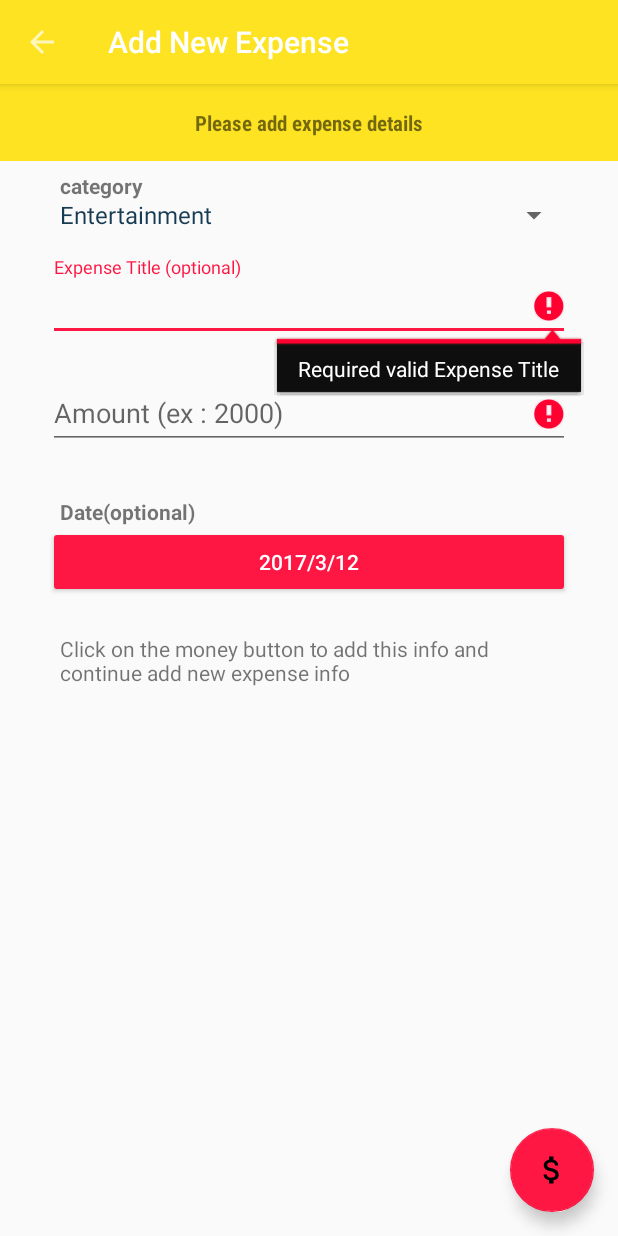
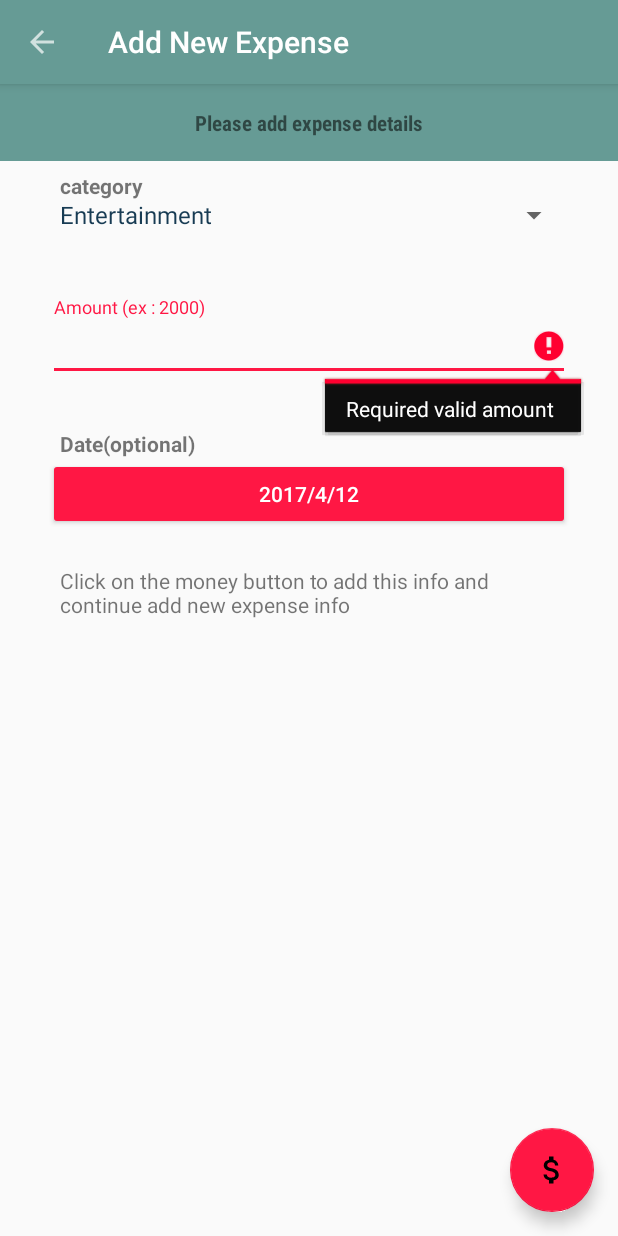
Before and after one commit to harshkhare93/CashTrack-Project-work, an Android app: the AddExpenseActivity screen opened directly, with no data from a screen before it, after a tap on an icon or button, on a phone screen of 412 x 824 dp. Run offline under Robolectric (Android 15) with nearby library versions, the phone set to English and light mode, and no system bars; 1 statement that could not run was skipped.

Commit message:
Completed Calendar

```diff
--- a/app/src/main/java/trainedge/cashtrack/AddExpenseActivity.java
+++ b/app/src/main/java/trainedge/cashtrack/AddExpenseActivity.java
@@ -10,6 +10,7 @@ import android.support.v7.app.AppCompatActivity;
 import android.support.v7.widget.Toolbar;
 import android.view.View;
 import android.view.animation.AccelerateInterpolator;
+import android.widget.AdapterView;
 import android.widget.Button;
 import android.widget.DatePicker;
 import android.widget.EditText;
@@ -17,6 +18,8 @@ import android.widget.Spinner;
 import android.widget.Toast;
 
 import java.util.Calendar;
+
+import static android.view.View.GONE;
 
 public class AddExpenseActivity extends AppCompatActivity {
 
@@ -27,6 +30,10 @@ public class AddExpenseActivity extends AppCompatActivity {
     private ExpenseDatabaseAdapter dbAdapter;
     private boolean error;
     private FloatingActionButton fab;
+    private int year;
+    private int month;
+    private int dayOfMonth;
+    private boolean customDate = false;
 
     @Override
     protected void onCreate(Bundle savedInstanceState) {
@@ -41,7 +48,11 @@ public class AddExpenseActivity extends AppCompatActivity {
         fab.setOnClickListener(new View.OnClickListener() {
             @Override
             public void onClick(View view) {
-                addExpense();
+                try {
+                    addExpense();
+                } catch (Exception e) {
+                    Toast.makeText(AddExpenseActivity.this, "Enter data please", Toast.LENGTH_SHORT).show();
+                }
 
 
             }
@@ -50,9 +61,11 @@ public class AddExpenseActivity extends AppCompatActivity {
         spinCategory = (Spinner) findViewById(R.id.spinCategory);
         etExpenseTitle = (EditText) findViewById(R.id.etExpenseTitle);
         etExpAmount = (EditText) findViewById(R.id.etExpAmount);
+        etExpenseTitle.setVisibility(GONE);
         btnDatePick = (Button) findViewById(R.id.btnDatePick);
+        int monthdisp = Calendar.getInstance().get(Calendar.MONTH) + 1;
         btnDatePick.setText(Calendar.getInstance().get(Calendar.YEAR) + "/"
-                + Calendar.getInstance().get(Calendar.MONTH) + "/"
+                + monthdisp + "/"
                 + Calendar.getInstance().get(Calendar.DAY_OF_MONTH));
         btnDatePick.setOnClickListener(new View.OnClickListener() {
             @Override
@@ -60,13 +73,35 @@ public class AddExpenseActivity extends AppCompatActivity {
                 showDatePickerDialog();
             }
         });
+        spinCategory.setOnItemSelectedListener(new AdapterView.OnItemSelectedListener() {
+            @Override
+            public void onItemSelected(AdapterView<?> parent, View view, int position, long id) {
+                if (position == 6) {
+                    etExpenseTitle.setVisibility(View.VISIBLE);
+                    etExpenseTitle.setHint("Expense Title");
+                } else {
+                    etExpenseTitle.setHint("");
+                    etExpenseTitle.setVisibility(View.GONE);
+                }
+            }
+
+            @Override
+            public void onNothingSelected(AdapterView<?> parent) {
+
+            }
+        });
     }
 
     private void showDatePickerDialog() {
         DatePickerDialog datePickerDialog = new DatePickerDialog(this, new DatePickerDialog.OnDateSetListener() {
+
             @Override
             public void onDateSet(DatePicker view, int year, int month, int dayOfMonth) {
-                btnDatePick.setText("" + dayOfMonth + "/" + month + "/" + year);
+                btnDatePick.setText("" + dayOfMonth + "/" + (month + 1) + "/" + year);
+                AddExpenseActivity.this.year = year;
+                AddExpenseActivity.this.month = month + 1;
+                AddExpenseActivity.this.dayOfMonth = dayOfMonth;
+                customDate = true;
             }
         }, Calendar.getInstance().get(Calendar.YEAR),
                 Calendar.getInstance().get(Calendar.MONTH),
@@ -74,37 +109,62 @@ public class AddExpenseActivity extends AppCompatActivity {
         datePickerDialog.show();
     }
 
-    private void addExpense() {
-        // // TODO: 09-04-2017 validations
+    private void addExpense() throws Exception {
+
         error = false;
         String expensetitle = etExpenseTitle.getText().toString();
         String expamount = etExpAmount.getText().toString();
-        if (expensetitle.isEmpty() || expensetitle.length() < 3) {
-            etExpenseTitle.setError("Required valid Expense Title");
-            error = true;
+        String category = getResources().getStringArray(R.array.categories)[spinCategory.getSelectedItemPosition()];
+        if (category.equals("Others")) {
+            if (expensetitle.isEmpty() || expensetitle.length() < 3) {
+                etExpenseTitle.setError("Required valid Expense Title");
+                error = true;
+            }
+        } else {
+            expensetitle = "item";
         }
         String amount = etExpAmount.getText().toString();
         if (amount.isEmpty() || expamount.length() < 0) {
             etExpAmount.setError("Required valid amount ");
             error = true;
         }
+        if (category.equals("Others")) {
+            category = expensetitle;
+        }
+
         ExpenseDatabaseAdapter dbAdapter = new ExpenseDatabaseAdapter(this).open();
-        String category = getResources().getStringArray(R.array.categories)[spinCategory.getSelectedItemPosition()];
-        long rowId = dbAdapter.addExpense(category, expensetitle, Double.parseDouble(expamount));
-        if (rowId!=-1) {
+
+        long rowId;
+        if (customDate) {
+            rowId = dbAdapter.addExpense(category, expensetitle, Double.parseDouble(expamount), dayOfMonth, month, year);
+        } else {
+            rowId = dbAdapter.addExpense(category, expensetitle, Double.parseDouble(expamount));
+        }
+        if (rowId != -1) {
             doAwesomeAnimation();
-        }else{
+            resetUI();
+        } else {
             Toast.makeText(this, "failed", Toast.LENGTH_SHORT).show();
         }
 
     }
 
+    private void resetUI() {
+        customDate = false;
+        int monthdisp = Calendar.getInstance().get(Calendar.MONTH) + 1;
+        btnDatePick.setText(Calendar.getInstance().get(Calendar.YEAR) + "/" + monthdisp + "/" + Calendar.getInstance().get(Calendar.DAY_OF_MONTH));
+        spinCategory.setSelection(0);
+        etExpenseTitle.setHint("");
+        etExpenseTitle.setVisibility(GONE);
+    }
+
     private void doAwesomeAnimation() {
-        fab.animate().rotationY(360).setDuration(500).setInterpolator(new AccelerateInterpolator()).setListener(new AnimatorListenerAdapter() {
+        fab.animate().rotationYBy(360).setDuration(500).setInterpolator(new AccelerateInterpolator()).setListener(new AnimatorListenerAdapter() {
             @Override
             public void onAnimationEnd(Animator animation) {
                 super.onAnimationEnd(animation);
                 Toast.makeText(AddExpenseActivity.this, "saved", Toast.LENGTH_SHORT).show();
+
             }
         });
     }
--- a/app/src/main/java/trainedge/cashtrack/EditSalaryActivity.java
+++ b/app/src/main/java/trainedge/cashtrack/EditSalaryActivity.java
@@ -45,7 +45,6 @@ public class EditSalaryActivity extends AppCompatActivity {
         }
         expPref.edit().putFloat("budget", Float.parseFloat(budget)).putBoolean("hasSalary",true).apply();
         Toast.makeText(this, "saved your monthly salary", Toast.LENGTH_SHORT).show();
-        startActivity(new Intent(this, ListActivity.class));
         finish();
 
     }
--- a/app/src/main/java/trainedge/cashtrack/ListActivity.java
+++ b/app/src/main/java/trainedge/cashtrack/ListActivity.java
@@ -105,6 +105,7 @@ public class ListActivity extends AppCompatActivity
             expPref.edit().putFloat("remaining", (float) remainingBudget).apply();
         }
         dbAdapter.close();
+        expenseCursor = null;
         expenseCursor = new ExpenseDatabaseAdapter(this).open().getAllExpense();
 
         if (expenseCursor != null) {
@@ -124,7 +125,7 @@ public class ListActivity extends AppCompatActivity
 
     private double calculateMonthTotal(Cursor cursor) {
         double currentYear = Calendar.getInstance().get(Calendar.YEAR);
-        double currentMonth = Calendar.getInstance().get(Calendar.MONTH);
+        double currentMonth = Calendar.getInstance().get(Calendar.MONTH)+1;
         if (cursor != null) {
             if (cursor.getCount() > 0) {
                 double total = 0;
--- a/app/src/main/res/layout/simple_expense_item.xml
+++ b/app/src/main/res/layout/simple_expense_item.xml
@@ -1,5 +1,6 @@
 <?xml version="1.0" encoding="utf-8"?>
 <android.support.v7.widget.CardView xmlns:android="http://schemas.android.com/apk/res/android"
+    android:id="@+id/cvCard"
     android:layout_width="match_parent"
     android:layout_height="wrap_content"
     android:layout_marginBottom="2dp"
@@ -36,7 +37,7 @@
                 android:text="Clothing"
                 android:textAppearance="@style/TextAppearance.AppCompat.Display1"
                 android:textColor="@color/app_text_color"
-                android:textSize="24sp"
+                android:textSize="30sp"
                 android:textStyle="bold" />
 
             <TextView
@@ -46,7 +47,8 @@
 
                 android:layout_marginLeft="8dp"
                 android:text="personal"
-                android:textColor="@color/colorAccent" />
+                android:textColor="@color/colorAccent"
+                android:visibility="gone" />
         </LinearLayout>
 
         <TextView
--- a/app/src/main/res/values/colors.xml
+++ b/app/src/main/res/values/colors.xml
@@ -1,7 +1,7 @@
 <?xml version="1.0" encoding="utf-8"?>
 <resources>
-    <color name="colorPrimary">#fde321</color>
-    <color name="colorPrimaryDark">#dcd737</color>
+    <color name="colorPrimary">#669b95</color>
+    <color name="colorPrimaryDark">#476c68</color>
     <color name="colorAccent">#ff1744</color>
     <color name="app_text_color">#173b53</color>
     <color name="text_color_default">#de000000</color>
@@ -25,6 +25,8 @@
     <color name="dot_light_screen2">#8cf9eb</color>
     <color name="dot_light_screen3">#93c6fd</color>
     <color name="dot_light_screen4">#e4b5fc</color>
+    <color name="white">#fff</color>
+    <color name="teal500">#89fd9a</color>
 
     <array name="array_dot_active">
         <item>@color/dot_light_screen1</item>
--- a/app/src/main/res/values/strings.xml
+++ b/app/src/main/res/values/strings.xml
@@ -1,4 +1,5 @@
-<resources>
+<resources>.
+
     <string name="app_name">CashTrack</string>
     <string name="title_activity_list">List</string>
 
--- a/build.gradle
+++ b/build.gradle
@@ -5,7 +5,7 @@ buildscript {
         jcenter()
     }
     dependencies {
-        classpath 'com.android.tools.build:gradle:2.3.0'
+        classpath 'com.android.tools.build:gradle:2.3.1'
 
         // NOTE: Do not place your application dependencies here; they belong
         // in the individual module build.gradle files
```
Also changed, not shown: app/src/main/java/trainedge/cashtrack/ExpenseAdapter.java (+22 -2 lines), app/src/main/java/trainedge/cashtrack/ExpenseDatabaseAdapter.java (+15 -3 lines), app/src/main/java/trainedge/cashtrack/SliderMainActivity.java (deleted, +0 -22 lines), app/src/main/java/trainedge/cashtrack/models/ExpenseModel.java (+7 -2 lines), app/src/main/res/layout/activity_calender.xml (+39 -25 lines).
